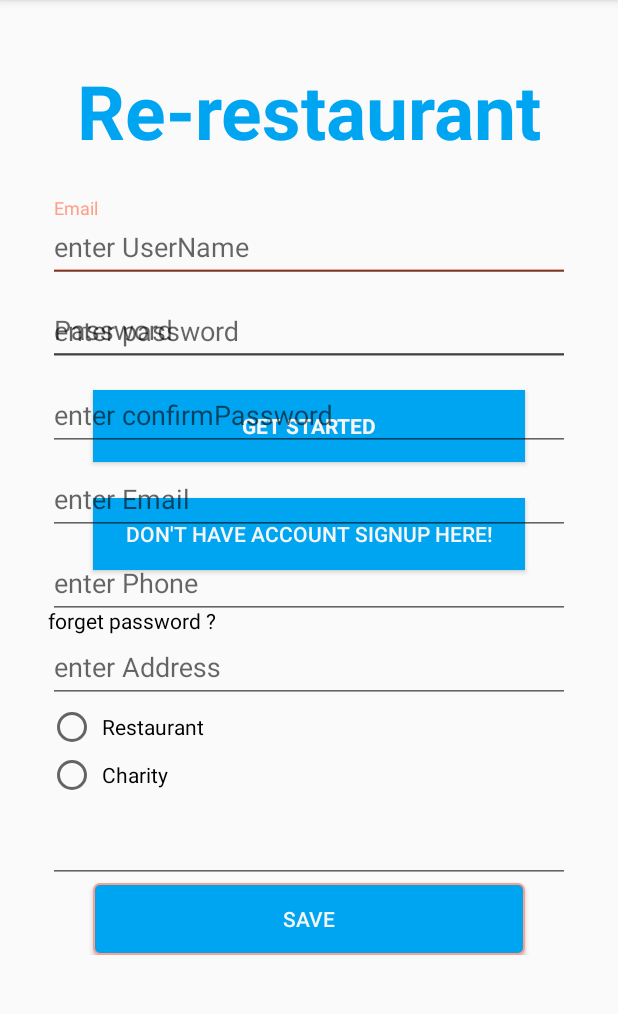
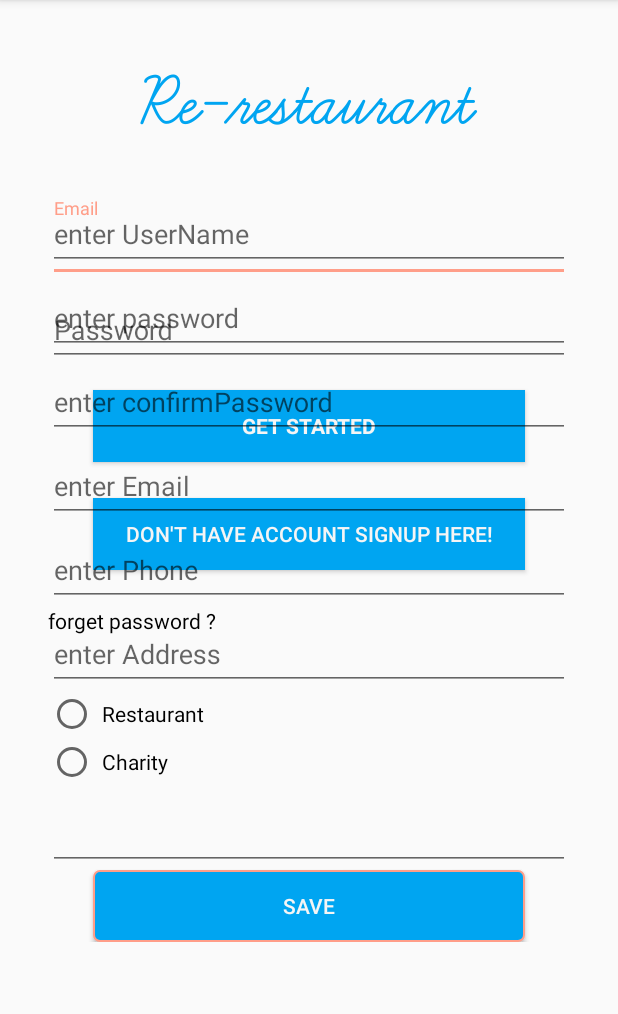
Before and after one commit to ahmedelsalamony/Graduation_nano_program_ITI, an Android app: the fragment RegisterFragment placed in its activity, on a phone screen of 412 x 824 dp, the part 84-1098 px from its top. Run offline under Robolectric (Android 15) with nearby library versions, the phone set to English and light mode, and no system bars; our stand-ins replace Volley.

Commit message:
elsalamony-register-commit#7

```diff
--- a/app/src/main/java/com/example/itimobiletrack/graduation_nano_program_iti/RegisterFragment.java
+++ b/app/src/main/java/com/example/itimobiletrack/graduation_nano_program_iti/RegisterFragment.java
@@ -2,6 +2,7 @@ package com.example.itimobiletrack.graduation_nano_program_iti;
 
 import android.app.Fragment;
 import android.content.Intent;
+import android.graphics.Typeface;
 import android.os.Bundle;
 import android.support.design.widget.TextInputLayout;
 import android.util.Log;
@@ -54,6 +55,8 @@ public class RegisterFragment extends Fragment {
         web=new webServices();
 
         txtTitle=(TextView)v.findViewById(R.id.xTitle);
+        Typeface custom_font = Typeface.createFromAsset(getActivity().getAssets(), "fonts/title.ttf");
+        txtTitle.setTypeface(custom_font);
         edtUserName=(EditText)v.findViewById(R.id.xUserName);
         edtPassword=(EditText)v.findViewById(R.id.xPassword);
         edtConfirmPassword=(EditText)v.findViewById(R.id.xConfirmPassword);
```
